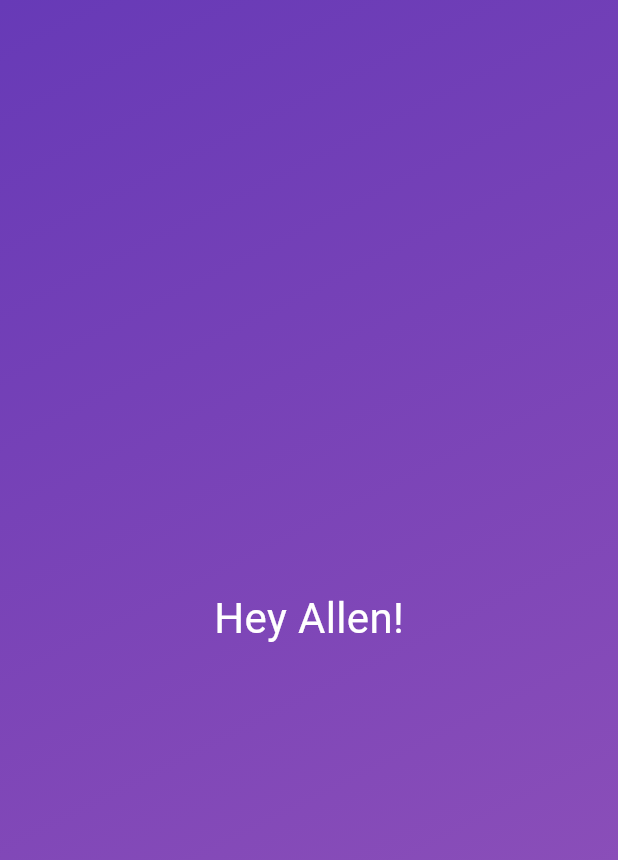
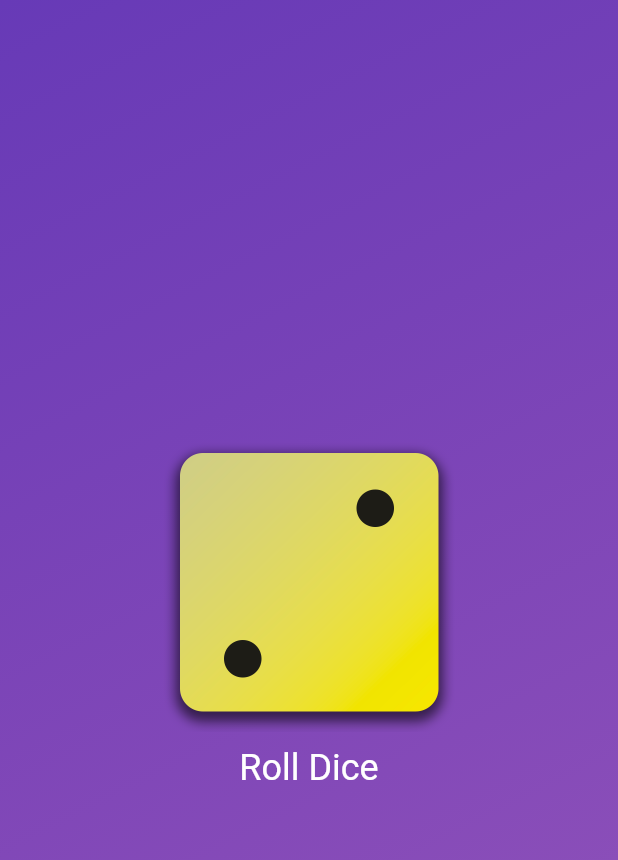
Before and after one commit to allencdhas/dice_app, a Flutter app: the screen it shows after launch, on a phone screen of 412 x 824 dp. Shown: the top 860 px of the screen. Run offline on Flutter 3.47's test engine with Material 3 defaults, Android fonts, the phone set to English and light mode, and no system bars.

Commit message:
dice images and gradient upgrade

```diff
--- a/lib/gradient_container.dart
+++ b/lib/gradient_container.dart
@@ -18,7 +18,19 @@ class GradientContainer extends StatelessWidget {
             end: endAlign,
           ),
         ),
-      child: const Center(child: StyledText("Hey Allen!")),
-    );
+        child: Center(
+          child: Column(mainAxisSize: MainAxisSize.min, children: [
+            Image.asset('assets/dice-images/dice-2.png', width: 200),
+            TextButton(
+                onPressed: () {},
+                style: TextButton.styleFrom(
+                    foregroundColor: Colors.white,
+                    textStyle:
+                        const TextStyle(color: Colors.black, fontSize: 24)),
+                child: const Text(
+                  "Roll Dice",
+                )),
+          ]),
+        ));
   }
 }
```
Also changed, not shown: pubspec.yaml (+9 -7 lines), assets/dice-images/dice-1.png (added), assets/dice-images/dice-2.png (added), assets/dice-images/dice-3.png (added), assets/dice-images/dice-4.png (added), assets/dice-images/dice-5.png (added), assets/dice-images/dice-6.png (added). Lines whose indentation alone changed are shown as unchanged.
